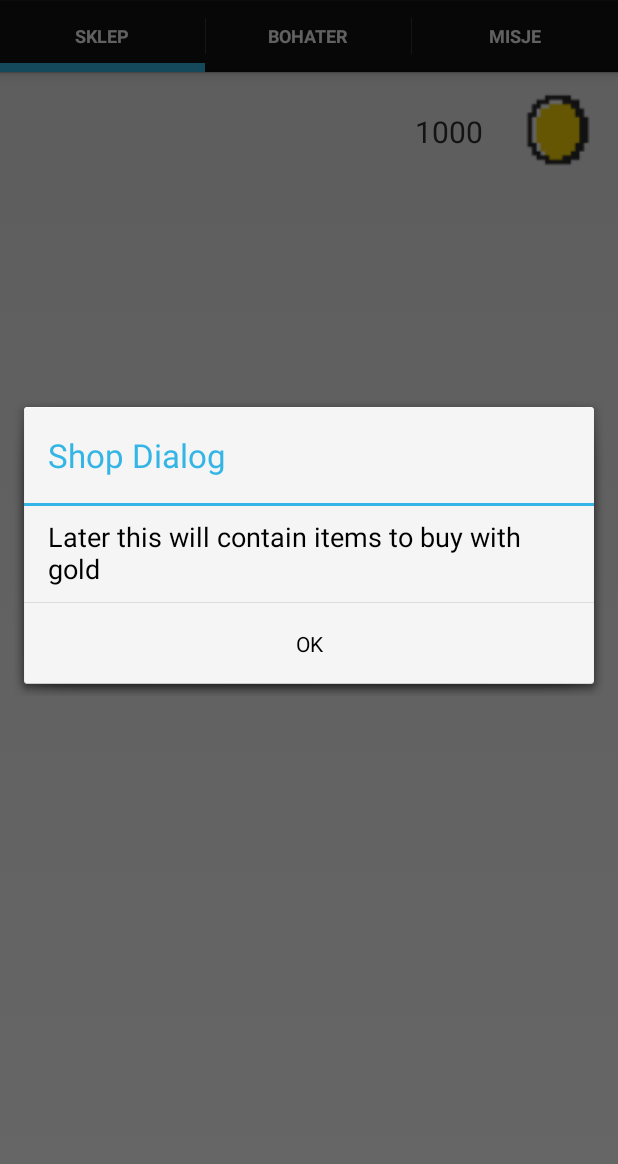
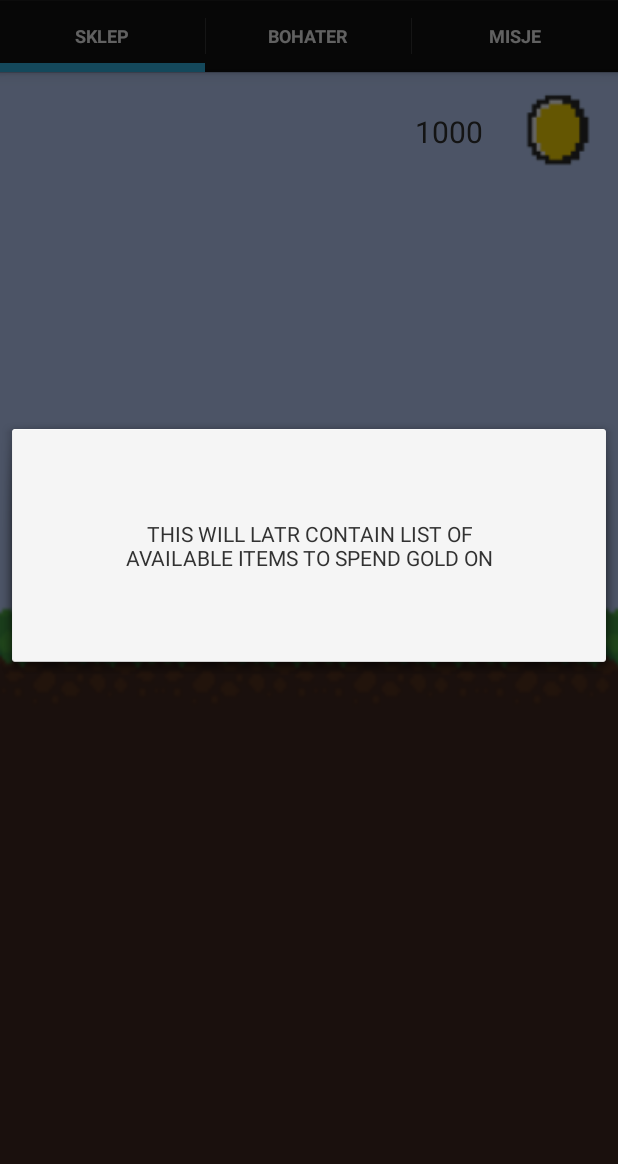
Before and after one commit to m-radzikowski/behealthy-mobile, an Android app: the screen it shows after launch (MainActivity), after a tap on "1000", on a phone screen of 412 x 824 dp, the part 72-1236 px from its top. Run offline under Robolectric (Android 15) with nearby library versions, the phone set to English and light mode, and no system bars.

Commit message:
added background for shop fragment, added template for custom shop dialog

```diff
--- /dev/null
+++ b/app/src/main/java/com/sample/behealthy/Dialogs/ShopDialog.java
@@ -0,0 +1,44 @@
+package com.sample.behealthy.Dialogs;
+
+import android.app.AlertDialog;
+import android.app.Dialog;
+import android.content.DialogInterface;
+import android.os.Bundle;
+import android.support.v4.app.DialogFragment;
+import android.view.LayoutInflater;
+import android.view.View;
+import android.view.ViewGroup;
+import android.view.Window;
+
+import com.sample.behealthy.R;
+
+public class ShopDialog extends DialogFragment {
+
+	@Override
+	public View onCreateView(LayoutInflater inflater, ViewGroup container,
+	                         Bundle savedInstanceState) {
+		// Inflate the layout to use as dialog or embedded fragment
+		return inflater.inflate(R.layout.dialog_shop, container, false);
+	}
+
+	@Override
+	public Dialog onCreateDialog(Bundle savedInstanceState) {
+		Dialog dialog = super.onCreateDialog(savedInstanceState);
+		dialog.requestWindowFeature(Window.FEATURE_NO_TITLE);
+		return dialog;
+		/*
+		// Build the dialog and set up the button click handlers
+		AlertDialog.Builder builder = new AlertDialog.Builder(getActivity());
+
+		builder.requestWindowFeature(Window.FEATURE_NO_TITLE);
+		builder.setNegativeButton("Cancel", new DialogInterface.OnClickListener() {
+			@Override
+			public void onClick(DialogInterface dialog, int which) {
+				dismiss();
+			}
+		});
+
+		return builder.create();
+		*/
+	}
+}
--- a/app/src/main/java/com/sample/behealthy/Fragments/ShopFragment.java
+++ b/app/src/main/java/com/sample/behealthy/Fragments/ShopFragment.java
@@ -4,12 +4,14 @@ import android.app.AlertDialog;
 import android.content.DialogInterface;
 import android.os.Bundle;
 import android.support.v4.app.Fragment;
+import android.support.v4.app.DialogFragment;
 import android.view.LayoutInflater;
 import android.view.View;
 import android.view.ViewGroup;
 import android.widget.ImageView;
 import android.widget.LinearLayout;
 
+import com.sample.behealthy.Dialogs.ShopDialog;
 import com.sample.behealthy.R;
 
 public class ShopFragment extends Fragment {
@@ -44,16 +46,8 @@ public class ShopFragment extends Fragment {
 	}
 
 	private void onGoldLayoutClick() {
-		AlertDialog alertDialog = new AlertDialog.Builder(getContext()).create();
-		alertDialog.setTitle("Shop Dialog");
-		alertDialog.setMessage("Later this will contain items to buy with gold");
-		alertDialog.setButton(AlertDialog.BUTTON_NEUTRAL, "OK",
-			new DialogInterface.OnClickListener() {
-				public void onClick(DialogInterface dialog, int which) {
-					dialog.dismiss();
-				}
-			});
-		alertDialog.show();
+		DialogFragment newFragment = new ShopDialog();
+		newFragment.show(getFragmentManager(),"ShopDialog");
 	}
 
 	private void onChestClick() {
--- /dev/null
+++ b/app/src/main/res/layout/dialog_shop.xml
@@ -0,0 +1,14 @@
+<?xml version="1.0" encoding="utf-8"?>
+<RelativeLayout
+    xmlns:android="http://schemas.android.com/apk/res/android" android:layout_width="match_parent"
+    android:layout_height="match_parent">
+
+    <TextView
+        android:id="@+id/text"
+        android:layout_width="wrap_content"
+        android:layout_height="wrap_content"
+        android:padding="60dp"
+        android:textAlignment="center"
+        android:text="THIS WILL LATR CONTAIN LIST OF AVAILABLE ITEMS TO SPEND GOLD ON" />
+
+</RelativeLayout >
--- a/app/src/main/res/layout/fragment_shop.xml
+++ b/app/src/main/res/layout/fragment_shop.xml
@@ -1,8 +1,8 @@
-
 <FrameLayout xmlns:android="http://schemas.android.com/apk/res/android"
     xmlns:app="http://schemas.android.com/apk/res-auto"
     android:layout_width="match_parent"
-    android:layout_height="match_parent">
+    android:layout_height="match_parent"
+    android:background="@drawable/background">
 
     <LinearLayout
         android:id="@+id/gold_layout"
@@ -17,24 +17,24 @@
             android:layout_height="wrap_content"
             android:layout_gravity="center_vertical"
             android:padding="10dp"
-            android:textSize="20sp"
-            android:text="1000" />
+            android:text="1000"
+            android:textSize="20sp" />
 
         <ImageView
             android:id="@+id/gold_icon"
             android:layout_width="80dp"
             android:layout_height="80dp"
             android:padding="10dp"
-            android:src="@drawable/coin"/>
+            android:src="@drawable/coin" />
 
     </LinearLayout>
 
     <ImageView
         android:id="@+id/chest_icon"
-        android:layout_gravity="center"
         android:layout_width="wrap_content"
         android:layout_height="wrap_content"
-        android:src="@drawable/chest_closed"
-        android:layout_marginTop="-100dp"/>
+        android:layout_gravity="center"
+        android:layout_marginTop="-60dp"
+        android:src="@drawable/chest_closed" />
 
 </FrameLayout>
```
Also changed, not shown: app/src/main/res/drawable-xhdpi/background.png (added).
